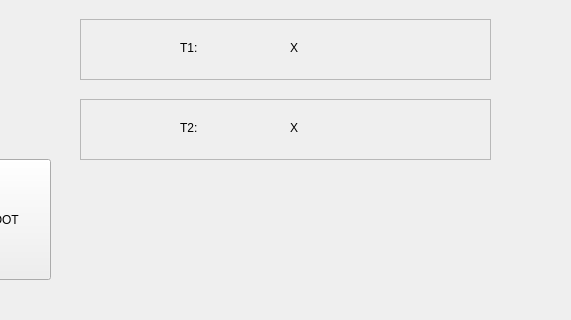
This is mainwindow.ui in JakobGerjolj/SideMountTestGUI as Qt 5 draws it before an edit; both pictures show x 110 to 681 and y 400 to 720 of the 1280 by 720 pixel window. The edited form follows.
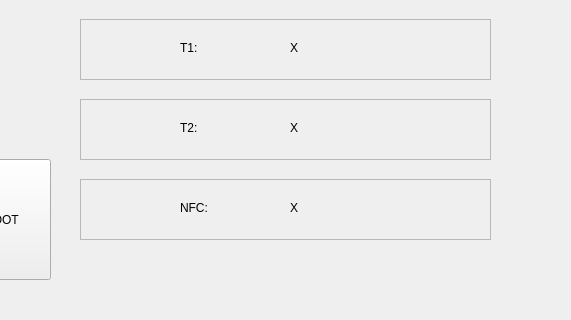
This is the edited form.

Commit message: Trying to rename

```diff
--- a/mainwindow.ui
+++ b/mainwindow.ui
@@ -652,6 +652,48 @@
      <string>REPORT</string>
     </property>
    </widget>
+   <widget class="QFrame" name="frame_12">
+    <property name="geometry">
+     <rect>
+      <x>190</x>
+      <y>560</y>
+      <width>411</width>
+      <height>61</height>
+     </rect>
+    </property>
+    <property name="frameShape">
+     <enum>QFrame::StyledPanel</enum>
+    </property>
+    <property name="frameShadow">
+     <enum>QFrame::Raised</enum>
+    </property>
+    <widget class="QLabel" name="label_20">
+     <property name="geometry">
+      <rect>
+       <x>100</x>
+       <y>20</y>
+       <width>67</width>
+       <height>17</height>
+      </rect>
+     </property>
+     <property name="text">
+      <string>NFC:</string>
+     </property>
+    </widget>
+    <widget class="QLabel" name="label_21">
+     <property name="geometry">
+      <rect>
+       <x>210</x>
+       <y>20</y>
+       <width>67</width>
+       <height>17</height>
+      </rect>
+     </property>
+     <property name="text">
+      <string>X</string>
+     </property>
+    </widget>
+   </widget>
   </widget>
   <widget class="QMenuBar" name="menubar">
    <property name="geometry">
```
The commit also changes 2 other files.
